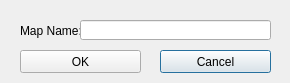
Old version of the form ui/publish_dialog.ui in the repository eKMap/ekmap-publisher-for-qgis.
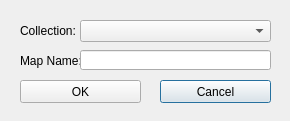
New version of the form.

Commit message: support publish by collection

Diff of the .ui file:
```diff
--- a/ui/publish_dialog.ui
+++ b/ui/publish_dialog.ui
@@ -7,7 +7,7 @@
     <x>0</x>
     <y>0</y>
     <width>290</width>
-    <height>83</height>
+    <height>121</height>
    </rect>
   </property>
   <property name="windowTitle">
@@ -17,7 +17,7 @@
    <property name="geometry">
     <rect>
      <x>160</x>
-     <y>50</y>
+     <y>80</y>
      <width>111</width>
      <height>23</height>
     </rect>
@@ -30,7 +30,7 @@
    <property name="geometry">
     <rect>
      <x>20</x>
-     <y>20</y>
+     <y>50</y>
      <width>61</width>
      <height>21</height>
     </rect>
@@ -43,7 +43,7 @@
    <property name="geometry">
     <rect>
      <x>20</x>
-     <y>50</y>
+     <y>80</y>
      <width>121</width>
      <height>23</height>
     </rect>
@@ -56,7 +56,7 @@
    <property name="geometry">
     <rect>
      <x>80</x>
-     <y>20</y>
+     <y>50</y>
      <width>191</width>
      <height>20</height>
     </rect>
@@ -65,6 +65,29 @@
     <string/>
    </property>
   </widget>
+  <widget class="QComboBox" name="cbCollection">
+   <property name="geometry">
+    <rect>
+     <x>80</x>
+     <y>20</y>
+     <width>191</width>
+     <height>22</height>
+    </rect>
+   </property>
+  </widget>
+  <widget class="QLabel" name="label_4">
+   <property name="geometry">
+    <rect>
+     <x>20</x>
+     <y>20</y>
+     <width>61</width>
+     <height>21</height>
+    </rect>
+   </property>
+   <property name="text">
+    <string>Collection:</string>
+   </property>
+  </widget>
  </widget>
  <tabstops>
   <tabstop>txtMapName</tabstop>
```
The commit also changes 4 other files.
